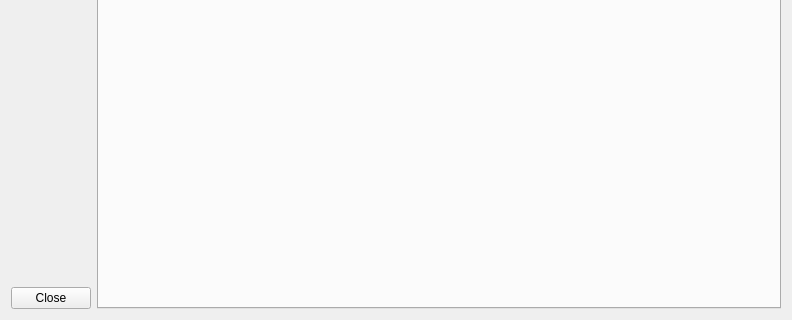
The window that src/VMTD/VMTD/VMTDControllerForm.ui (ekushko/qt-vxlan-mtd-old) describes before a commit, drawn with Qt 5; both pictures show x 0 to 792 and y 211 to 531 of the 792 by 531 pixel window.
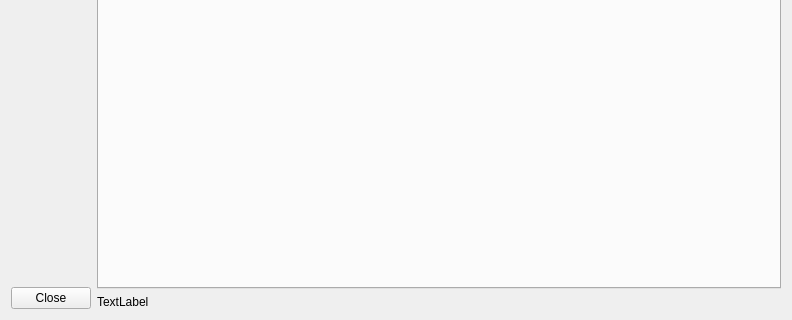
The same window after the commit.

The edit to the form file:
```diff
--- a/src/VMTD/VMTD/VMTDControllerForm.ui
+++ b/src/VMTD/VMTD/VMTDControllerForm.ui
@@ -79,6 +79,8 @@
     </layout>
    </item>
    <item>
+    <layout class="QVBoxLayout" name="vl_2">
+     <item>
     <widget class="QScrollArea" name="scrollArea">
      <property name="frameShape">
       <enum>QFrame::NoFrame</enum>
@@ -91,8 +93,8 @@
        <rect>
         <x>0</x>
         <y>0</y>
-        <width>686</width>
-        <height>513</height>
+          <width>684</width>
+          <height>489</height>
        </rect>
       </property>
       <layout class="QVBoxLayout" name="verticalLayout">
@@ -342,6 +344,15 @@
       </layout>
      </widget>
     </widget>
+     </item>
+     <item>
+      <widget class="QLabel" name="lbVersion">
+       <property name="text">
+        <string>TextLabel</string>
+       </property>
+      </widget>
+     </item>
+    </layout>
    </item>
   </layout>
  </widget>
```
Left out of the diff: 2 changed lines with no effect on the pictures. Lines whose indentation alone changed are shown as unchanged.
